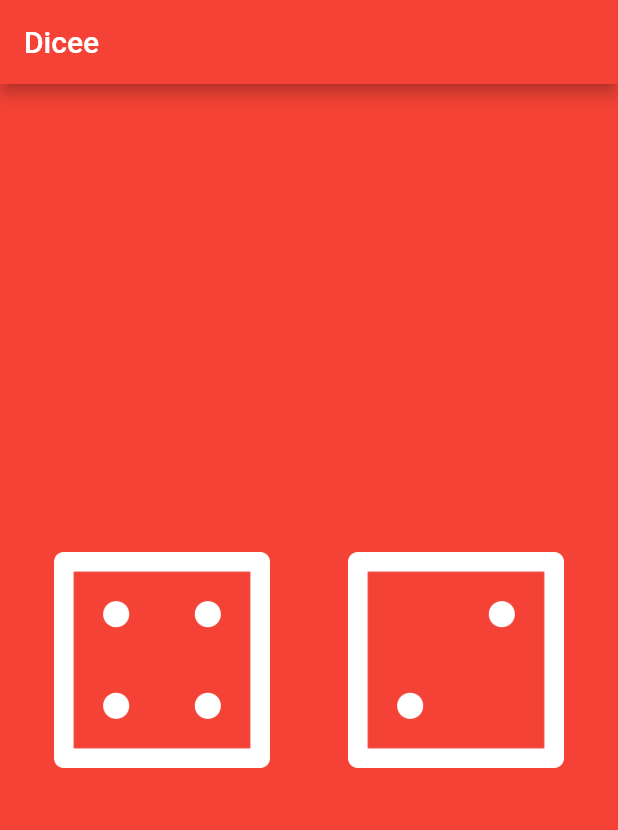
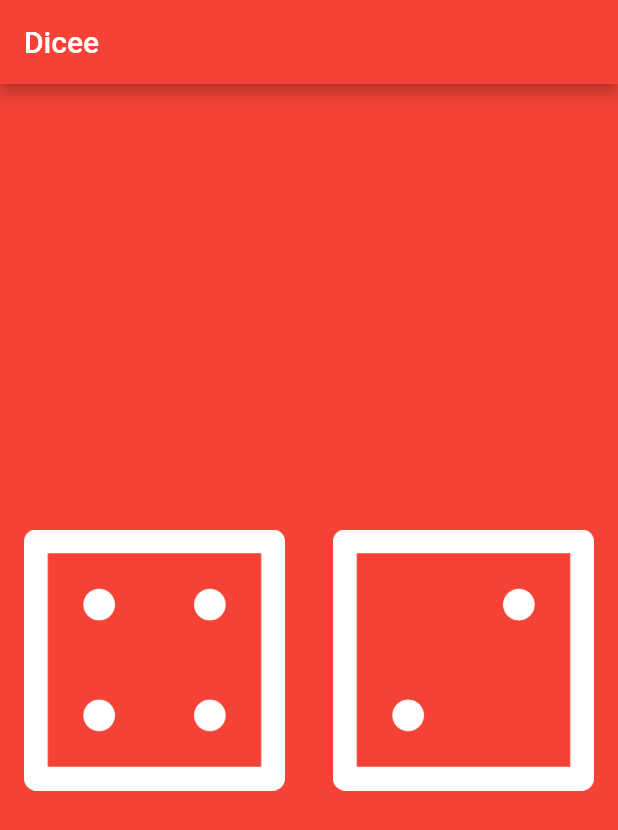
Before and after one commit to erikmaide/TheDiceeGame, a Flutter app: the screen it shows after launch, on a phone screen of 412 x 824 dp. Shown: the top 830 px of the screen. Run offline on Flutter 3.47's test engine with Material 2 defaults, Android fonts, the phone set to English and light mode, and no system bars.

Commit message:
remove padding and sizedbox between flatbutton

```diff
--- a/lib/main.dart
+++ b/lib/main.dart
@@ -19,8 +19,6 @@ class DicePage extends StatelessWidget {
   @override
   Widget build(BuildContext context) {
     return Center(
-      child: Padding(
-        padding: const EdgeInsets.all(20.0),
       child: Row(children: <Widget>[
         Expanded(
             child: FlatButton(
@@ -28,7 +26,6 @@ class DicePage extends StatelessWidget {
                   print('left button got pressed');
                 },
                 child: Image.asset('images/dice4.png'))),
-          SizedBox(width: 20.0),
         Expanded(
             child: FlatButton(
                 onPressed: () {
@@ -36,7 +33,6 @@ class DicePage extends StatelessWidget {
                 },
                 child: Image.asset('images/dice2.png')))
       ]),
-      ),
     );
   }
 }
```
Lines whose indentation alone changed are shown as unchanged.
